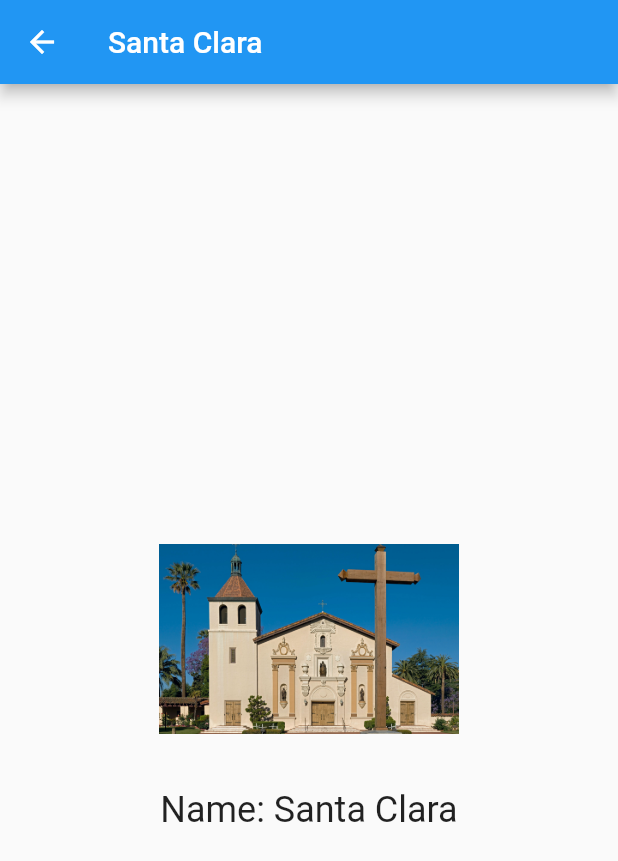
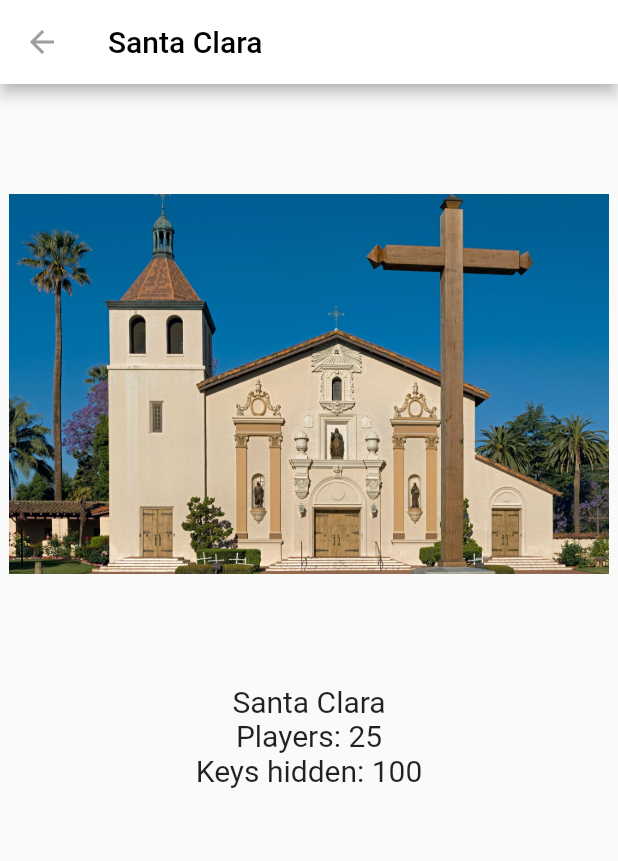
Before and after one commit to eshaanrathi2/3keys, a Flutter app: the ExplorandaPage screen opened directly, after a tap on "Santa Clara", on a phone screen of 412 x 824 dp. Shown: the top 861 px of the screen. Run offline on Flutter 3.47's test engine with Material 2 defaults, Android fonts, the phone set to English and light mode, and no system bars; our stand-ins replace firebase_auth, firebase_core; accounts and stored records are empty; network calls fail.

Commit message:
add: more locations

```diff
--- a/lib/data_models/location_display.dart
+++ b/lib/data_models/location_display.dart
@@ -4,23 +4,32 @@
 class LocationDisplayPage extends StatelessWidget {
   final Location location;
 
-  const LocationDisplayPage({required this.location});
+  const LocationDisplayPage({super.key, required this.location});
 
   @override
   Widget build(BuildContext context) {
     return Scaffold(
       appBar: AppBar(
-        title: Text(location.name),
+        iconTheme: const IconThemeData(
+          color: Colors.grey, //change your color here
+        ),
+        title: Text(
+          location.name,
+          style: const TextStyle(
+            color: Colors.black
+          ),
+        ),
+        backgroundColor: Colors.white,
       ),
       body: Center(
         child: Column(
-          mainAxisAlignment: MainAxisAlignment.center,
+          mainAxisAlignment: MainAxisAlignment.start,
           children: [
-            Image.asset(location.imageUrl, height: 200, width: 200),
-            Text("Name: ${location.name}", style: TextStyle(fontSize: 24.0)),
-            // Text("Number of Players: ${location.numOfPlayers.toStringAsFixed(1)}", style: TextStyle(fontSize: 20.0)),
+            Image.asset(location.imageUrl, height: 400, width: 400),
+            Text("${location.name}", style: const TextStyle(fontSize: 20.0)),
+            Text("Players: ${location.numOfPlayers}", style: const TextStyle(fontSize: 20.0)),
             // Text("Keys found: ${location.keysFound.toStringAsFixed(1)}", style: TextStyle(fontSize: 20.0)),
-            // Text("Total keys available at this location: ${location.totalKeys.toStringAsFixed(1)}", style: TextStyle(fontSize: 20.0)),
+            Text("Keys hidden: ${location.totalKeys}", style: const TextStyle(fontSize: 20.0)),
             // Add more details about the hotel here
           ],
         ),
--- a/lib/data_models/loctions.dart
+++ b/lib/data_models/loctions.dart
@@ -12,4 +12,8 @@
 
 List<Location> locations = [
   Location(name: "Santa Clara", imageUrl: "lib/assets/locations/santa-clara/scu-church.png", numOfPlayers: 25, keysFound: 10, totalKeys: 100),
+  Location(name: "Cairo, Egypt", imageUrl: "lib/assets/locations/cairo/mosque-of-sultan.jpg", numOfPlayers: 35, keysFound: 20, totalKeys: 150),
+  Location(name: "Bali, Indonesia", imageUrl: "lib/assets/locations/bali/monkey-forest.png", numOfPlayers: 45, keysFound: 10, totalKeys: 200),
+  Location(name: "Bali, Indonesia", imageUrl: "lib/assets/locations/paris/eiffel-tower.png", numOfPlayers: 30, keysFound: 15, totalKeys: 100),
+
 ];
--- a/lib/pages/home_page.dart
+++ b/lib/pages/home_page.dart
@@ -69,6 +69,8 @@
 
 
 class HomePage extends StatefulWidget {
+  const HomePage({super.key});
+
   @override
   _HomePageState createState() => _HomePageState();
 }
--- a/lib/pages/login_page.dart
+++ b/lib/pages/login_page.dart
@@ -118,18 +118,18 @@
       // User not found
       if (e.code == 'user-not-found') {
         displayUserNotFound();
-        print('User not found');
+        // print('User not found');
       }
 
       // Wrong password
       else if (e.code == 'wrong-password') {
         displayWrongPassword();
-        print('Cipher incorrect!');
+        // print('Cipher incorrect!');
       }
 
       else{
         displayIncorrectCredentials();
-        print('Cipher incorrect!');
+        // print('Cipher incorrect!');
       }
     }
 
--- a/lib/pages/navigation/exploranda.dart
+++ b/lib/pages/navigation/exploranda.dart
@@ -7,23 +7,26 @@
 class LocationItem extends StatelessWidget {
   final Location location;
 
-  LocationItem({required this.location});
+  const LocationItem({super.key, required this.location});
 
   @override
   Widget build(BuildContext context) {
     return Container(
-      margin: EdgeInsets.all(8.0),
-      padding: EdgeInsets.all(8.0),
-      decoration: BoxDecoration(
-        border: Border.all(color: Colors.grey),
-        borderRadius: BorderRadius.circular(10.0),
-      ),
+      margin: const EdgeInsets.all(8),
+      padding: const EdgeInsets.all(8),
+      // decoration: BoxDecoration(
+      //   border: Border.all(color: Colors.grey),
+      //   borderRadius: BorderRadius.circular(10.0),
+      // ),
       child: Column(
-        mainAxisAlignment: MainAxisAlignment.spaceEvenly,
+        // mainAxisAlignment: MainAxisAlignment.spaceEvenly,
         children: [
-          Image.asset(location.imageUrl, height: 100, width: 100),
-          Text(location.name, style: TextStyle(fontSize: 16.0)),
-          // Text("Rating: ${location.keysFound.toStringAsFixed(1)}"),
+          AspectRatio(
+            aspectRatio: 1.5,
+            child: Image.asset(location.imageUrl, fit: BoxFit.cover)
+          ),
+
+          Text(location.name, style: const TextStyle(fontSize: 16.0)),
         ],
       ),
     );
@@ -39,12 +42,18 @@
   Widget build(BuildContext context) {
     return Scaffold(
       backgroundColor: Colors.white,
-      // appBar: AppBar(
-      //   title: Text("Exploranda Page"),
-      // ),
+      appBar: AppBar(
+        title: const Text(
+          "Exploranda",
+          style: TextStyle(
+            color: Colors.black
+          )
+        ),
+        backgroundColor: Colors.white,
+      ),
 
       body: GridView.builder(
-        gridDelegate: SliverGridDelegateWithFixedCrossAxisCount(
+        gridDelegate: const SliverGridDelegateWithFixedCrossAxisCount(
           crossAxisCount: 2
         ),
         itemCount: locations.length,
--- a/pubspec.yaml
+++ b/pubspec.yaml
@@ -67,6 +67,10 @@
     - lib/assets/
     - lib/assets/auth_page/
     - lib/assets/locations/santa-clara/
+    - lib/assets/locations/cairo/
+    - lib/assets/locations/bali/
+    - lib/assets/locations/paris/
+
 
   # An image asset can refer to one or more resolution-specific "variants", see
   # https://flutter.dev/assets-and-images/#resolution-aware
```
Also changed, not shown: lib/assets/locations/bali/monkey-forest.png (added), lib/assets/locations/cairo/mosque-of-sultan.jpg (added), lib/assets/locations/paris/eiffel-tower.png (added).
